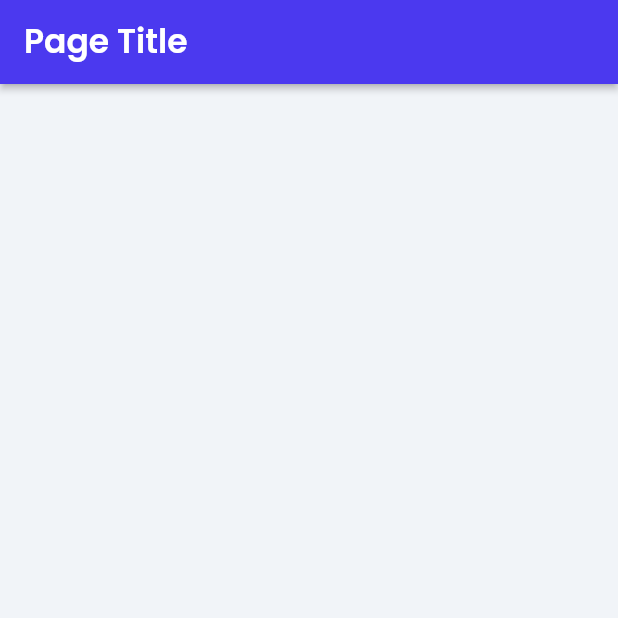
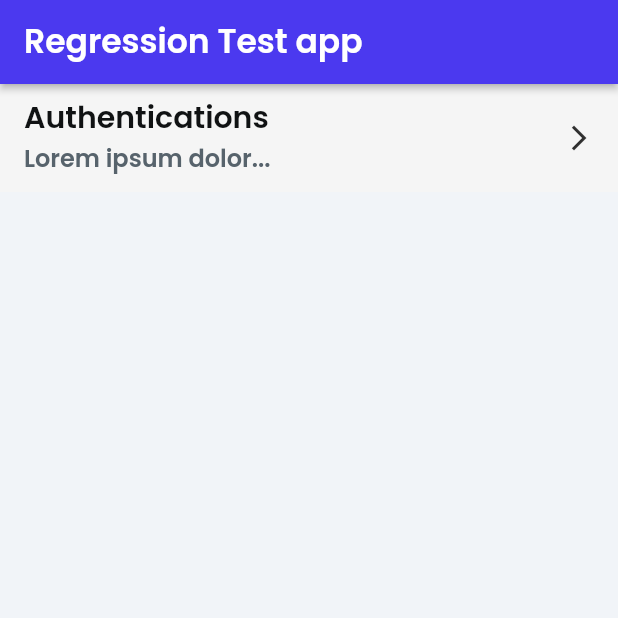
Before and after one commit to hariprasadms/gitdemo, a Flutter app: the screen it shows after launch, on a phone screen of 412 x 824 dp, the top half of it. Run offline on Flutter 3.47's test engine with Material 2 defaults, Android fonts, the phone set to English and light mode, and no system bars; our stand-ins replace auto_size_text, font_awesome_flutter, from_css_color, go_router, google_fonts, page_transition and 1 more.

Commit message:
Updating landing page

```diff
--- a/lib/home_page/home_page_widget.dart
+++ b/lib/home_page/home_page_widget.dart
@@ -22,7 +22,7 @@ class _HomePageWidgetState extends State<HomePageWidget> {
         backgroundColor: FlutterFlowTheme.of(context).primaryColor,
         automaticallyImplyLeading: false,
         title: Text(
-          'Page Title',
+          'Regression Test app',
           style: FlutterFlowTheme.of(context).title2.override(
                 fontFamily: 'Poppins',
                 color: Colors.white,
@@ -38,7 +38,25 @@ class _HomePageWidgetState extends State<HomePageWidget> {
           onTap: () => FocusScope.of(context).unfocus(),
           child: Column(
             mainAxisSize: MainAxisSize.max,
-            children: [],
+            children: [
+              ListTile(
+                title: Text(
+                  'Authentications',
+                  style: FlutterFlowTheme.of(context).title3,
+                ),
+                subtitle: Text(
+                  'Lorem ipsum dolor...',
+                  style: FlutterFlowTheme.of(context).subtitle2,
+                ),
+                trailing: Icon(
+                  Icons.arrow_forward_ios,
+                  color: Color(0xFF303030),
+                  size: 20,
+                ),
+                tileColor: Color(0xFFF5F5F5),
+                dense: false,
+              ),
+            ],
           ),
         ),
       ),
```
